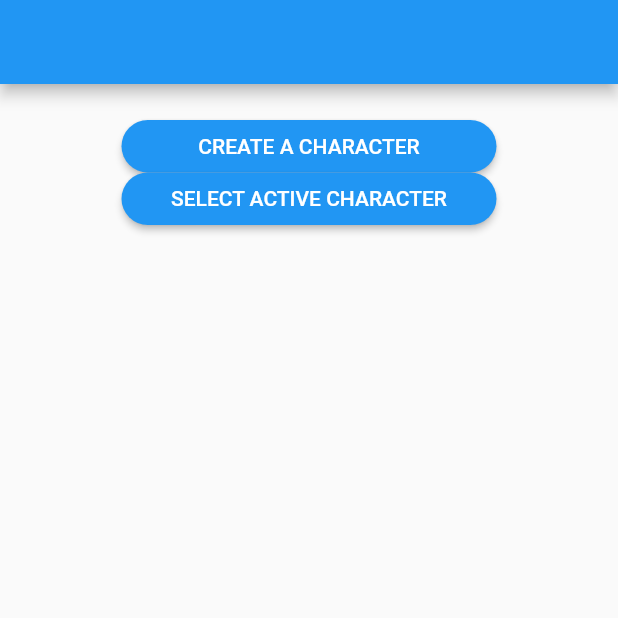
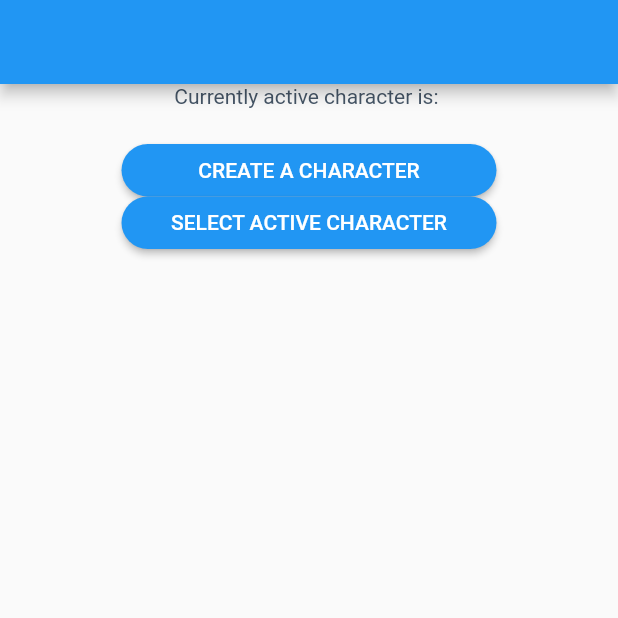
Before and after one commit to grandbigmac/dnd_companion_flutter, a Flutter app: the UserHomePage screen opened directly with empty values, on a phone screen of 412 x 824 dp, the top half of it. Run offline on Flutter 3.47's test engine with Material 2 defaults, Android fonts, the phone set to English and light mode, and no system bars; our stand-ins replace cloud_firestore, firebase_core, page_transition; accounts and stored records are empty.

```diff
--- a/lib/user_home_page.dart
+++ b/lib/user_home_page.dart
@@ -119,6 +119,10 @@ class _UserHomePageState extends State<UserHomePage> {
             child: Column(
               mainAxisAlignment: MainAxisAlignment.spaceBetween,
               children: [
+                Text(
+                  'Currently active character is: ${activeCharacter.name!}',
+                  style: contentText,
+                ),
                 tempHomePage(),
               ],
             ),
```
